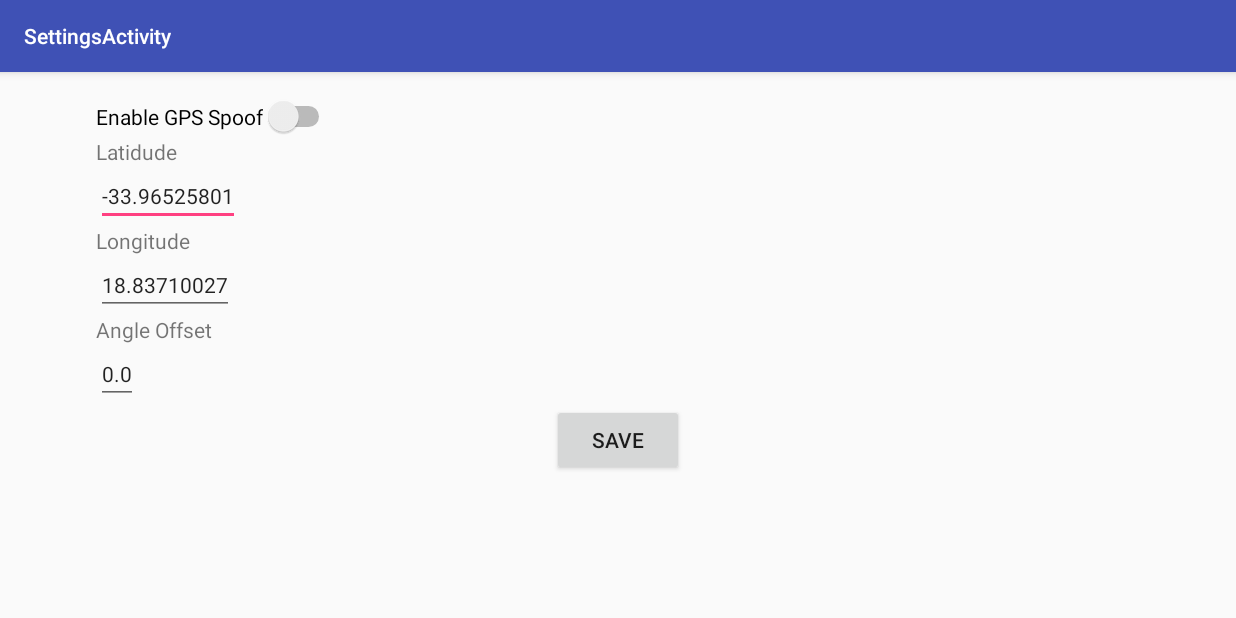
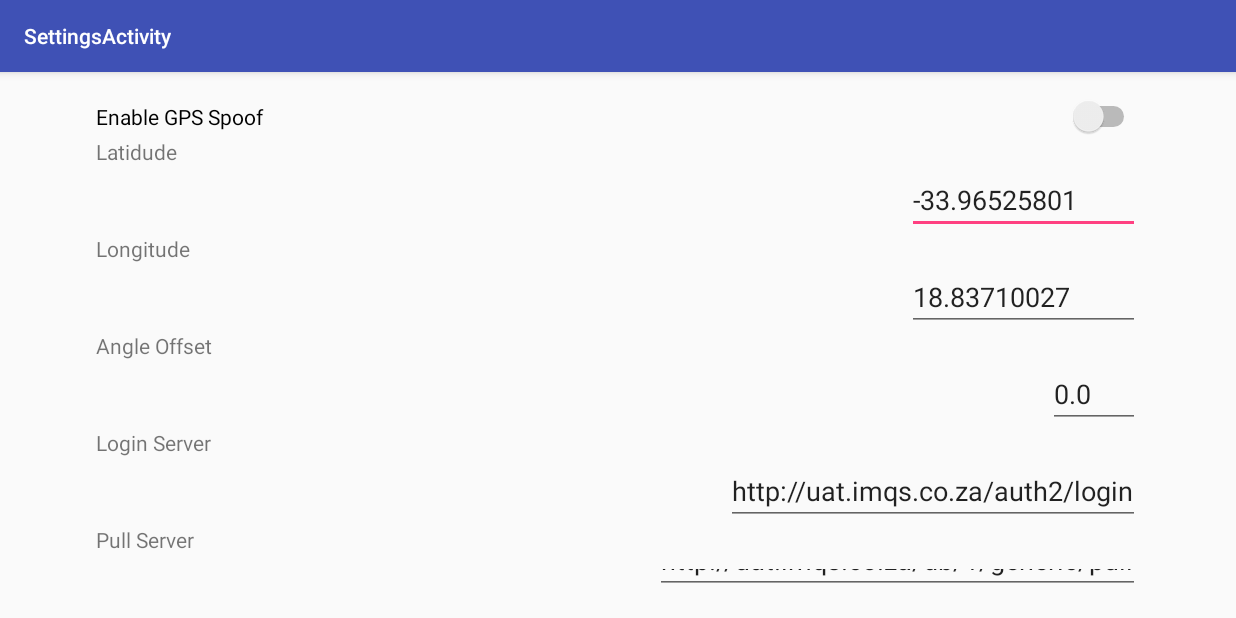
Before and after one commit to IMQS/augmented, an Android app: the SettingsActivity screen opened directly, with no data from a screen before it, on a phone screen of 824 x 412 dp (held sideways). Run offline under Robolectric (Android 15) with nearby library versions, the phone set to English and light mode, and no system bars.

Commit message:
Added Login and pull server to Settings.

```diff
--- a/SensorPipes/app/src/main/java/com/example/erik/SensorPipes/LoginActivity.java
+++ b/SensorPipes/app/src/main/java/com/example/erik/SensorPipes/LoginActivity.java
@@ -203,8 +203,9 @@ public class LoginActivity extends AppCompatActivity {
 		protected String doInBackground(String... credentials) {
 
 			HttpURLConnection conn = null;
+			SharedPreferences prefs = getSharedPreferences(pref_db, Context.MODE_PRIVATE);
 			try {
-				conn = (HttpURLConnection) new URL("http://uat.imqs.co.za/auth2/login").openConnection();
+				conn = (HttpURLConnection) new URL(prefs.getString("login_server", "http://uat.imqs.co.za/auth2/login")).openConnection();
 			} catch (Exception e) {
 				System.err.println("WAWAWAWAWAWA");
 				e.printStackTrace();
@@ -258,7 +259,7 @@ public class LoginActivity extends AppCompatActivity {
 			lng = Double.parseDouble(prefs.getString("longitude", "18.83710027"));
 
 			try {
-				conn = (HttpURLConnection) new URL("http://uat.imqs.co.za/db/1/generic/pull").openConnection();
+				conn = (HttpURLConnection) new URL(prefs.getString("pull_server", "http://uat.imqs.co.za/db/1/generic/pull")).openConnection();
 				conn.setRequestMethod("POST");
 			} catch (Exception e) {
 				Log.v(TAG, "Can not connect to server");
--- a/SensorPipes/app/src/main/java/com/example/erik/SensorPipes/SettingsActivity.java
+++ b/SensorPipes/app/src/main/java/com/example/erik/SensorPipes/SettingsActivity.java
@@ -30,12 +30,13 @@ public class SettingsActivity extends AppCompatActivity {
 		Button save = (Button) findViewById(R.id.save);
 		save.setOnClickListener(new View.OnClickListener() {
 			public void onClick(View view) {
+				EditText latitude, longitude, angle_offset, login_server, pull_server;
 				SharedPreferences prefs = getSharedPreferences(pref_db, Context.MODE_PRIVATE);
 				Switch spoof = (Switch) findViewById(R.id.gps_spoof);
 
 				if (spoof.isChecked()) {
-					EditText latitude = (EditText) findViewById(R.id.latitude);
-					EditText longitude = (EditText) findViewById(R.id.longitude);
+					latitude = (EditText) findViewById(R.id.latitude);
+					longitude = (EditText) findViewById(R.id.longitude);
 
 					prefs.edit().putString("latitude", latitude.getText().toString()).commit();
 					prefs.edit().putString("longitude", longitude.getText().toString()).commit();
@@ -44,8 +45,14 @@ public class SettingsActivity extends AppCompatActivity {
 					prefs.edit().putBoolean("spoof_gps", false).commit();
 				}
 
-				EditText angle_offset = (EditText) findViewById(R.id.angle_offset);
+				angle_offset = (EditText) findViewById(R.id.angle_offset);
 				prefs.edit().putString("angle_offset", angle_offset.getText().toString()).commit();
+
+				login_server = (EditText) findViewById(R.id.login_server);
+				prefs.edit().putString("login_server", login_server.getText().toString()).commit();
+
+				pull_server = (EditText) findViewById(R.id.pull_server);
+				prefs.edit().putString("pull_server", pull_server.getText().toString()).commit();
 
 				finish();
 			}
--- a/SensorPipes/app/src/main/res/layout/content_settings.xml
+++ b/SensorPipes/app/src/main/res/layout/content_settings.xml
@@ -19,26 +19,28 @@
         android:layout_height="match_parent"
         android:layout_alignParentTop="true"
         android:layout_alignParentLeft="true"
-        android:layout_alignParentStart="true">
+        android:layout_alignParentStart="true"
+        android:weightSum="1">
 
         <Switch
-            android:layout_width="wrap_content"
+            android:layout_width="match_parent"
             android:layout_height="wrap_content"
             android:text="Enable GPS Spoof"
             android:id="@+id/gps_spoof" />
 
         <TextView
-            android:layout_width="wrap_content"
+            android:layout_width="173dp"
             android:layout_height="wrap_content"
             android:text="Latidude"
-            android:id="@+id/textView3"/>
+            android:id="@+id/textView3"
+            />
 
         <EditText
-            android:layout_width="wrap_content"
+            android:layout_width="155dp"
             android:layout_height="wrap_content"
-            android:textAppearance="?android:attr/textAppearanceSmall"
             android:text="-33.96505863"
-            android:id="@+id/latitude" />
+            android:id="@+id/latitude"
+            android:layout_gravity="right"/>
 
         <TextView
             android:layout_width="wrap_content"
@@ -47,11 +49,11 @@
             android:id="@+id/textView4"/>
 
         <EditText
-            android:layout_width="wrap_content"
+            android:layout_width="155dp"
             android:layout_height="wrap_content"
-            android:textAppearance="?android:attr/textAppearanceSmall"
             android:text="18.83736346"
-            android:id="@+id/longitude" />
+            android:id="@+id/longitude"
+            android:layout_gravity="right"/>
 
         <TextView
             android:layout_width="wrap_content"
@@ -60,11 +62,37 @@
             android:id="@+id/textView5"/>
 
         <EditText
+            android:layout_width="61dp"
+            android:layout_height="wrap_content"
+            android:text="0.0"
+            android:id="@+id/angle_offset"
+            android:layout_gravity="right"/>
+
+        <TextView
             android:layout_width="wrap_content"
             android:layout_height="wrap_content"
-            android:textAppearance="?android:attr/textAppearanceSmall"
-            android:text="0.0"
-            android:id="@+id/angle_offset" />
+            android:text="Login Server"
+            android:id="@+id/textView6"/>
+
+        <EditText
+            android:layout_width="wrap_content"
+            android:layout_height="wrap_content"
+            android:text="http://uat.imqs.co.za/auth2/login"
+            android:id="@+id/login_server"
+            android:layout_gravity="right"/>
+
+        <TextView
+            android:layout_width="wrap_content"
+            android:layout_height="wrap_content"
+            android:text="Pull Server"
+            android:id="@+id/textView7"/>
+
+        <EditText
+            android:layout_width="wrap_content"
+            android:layout_height="wrap_content"
+            android:text="http://uat.imqs.co.za/db/1/generic/pull"
+            android:id="@+id/pull_server"
+            android:layout_gravity="right"/>
 
         <Button
             android:layout_width="wrap_content"
```
